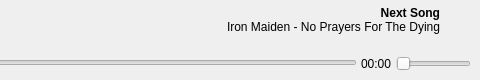
Qt form src/Plugins/DarkBluePlayerWidget/DarkBluePlayerWidget.ui (safri-framework/safri-player) before a commit; both pictures show x 285 to 765 and y 0 to 80 of the 765 by 80 pixel window.
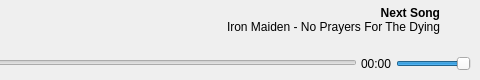
The same form after that commit. Icons and pictures are not drawn.

What changed in the file:
```diff
--- a/src/Plugins/DarkBluePlayerWidget/DarkBluePlayerWidget.ui
+++ b/src/Plugins/DarkBluePlayerWidget/DarkBluePlayerWidget.ui
@@ -218,6 +218,12 @@
                <height>16777215</height>
               </size>
              </property>
+             <property name="maximum">
+              <number>100</number>
+             </property>
+             <property name="value">
+              <number>100</number>
+             </property>
              <property name="orientation">
               <enum>Qt::Horizontal</enum>
              </property>
```
Left out of the diff: 12 changed lines with no effect on the pictures.
